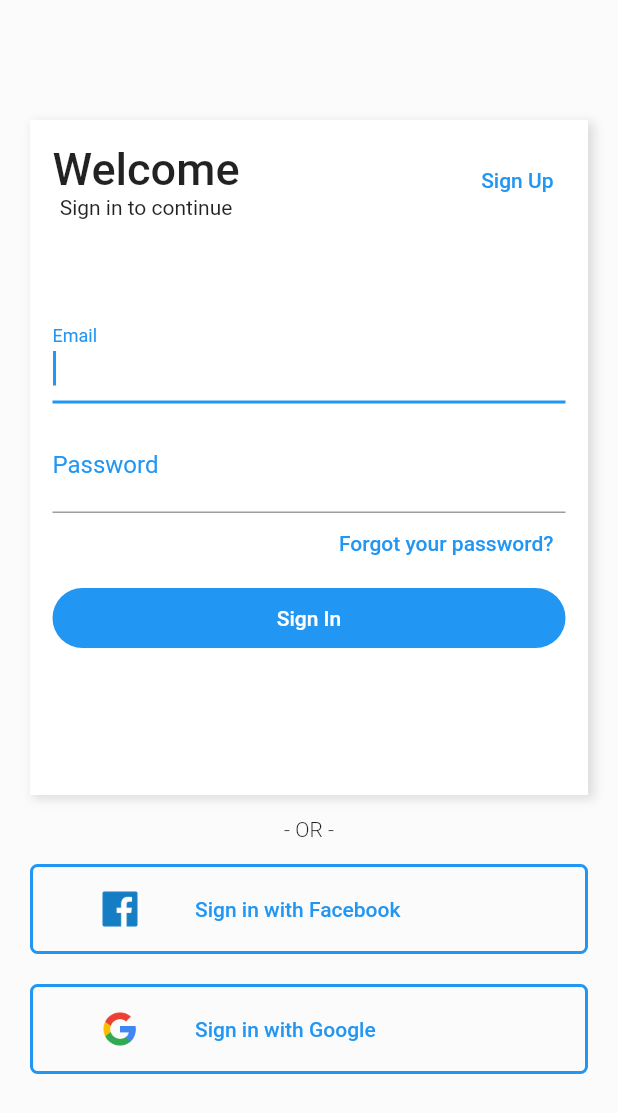
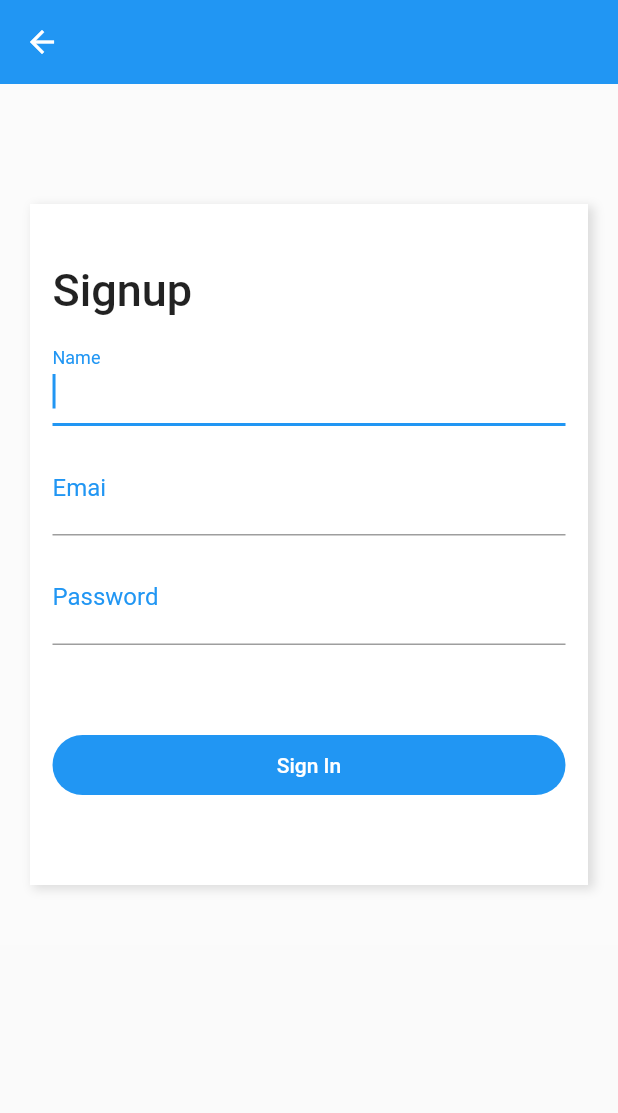
Before and after one commit to MiltonQuirino/shopping, a Flutter app: the screen it shows after launch, after a tap on "Sign Up", on a phone screen of 412 x 824 dp. Shown: the top 1113 px of the screen. Run offline on Flutter 3.47's test engine with Material 2 defaults, Android fonts, the phone set to English and light mode, and no system bars.

Commit message:
add search

```diff
--- /dev/null
+++ b/lib/pages/home.page.dart
@@ -0,0 +1,64 @@
+import 'package:flutter/material.dart';
+
+class HomePage extends StatelessWidget {
+  const HomePage({Key? key}) : super(key: key);
+
+  @override
+  Widget build(BuildContext context) {
+    return Scaffold(
+      body: Container(
+        padding: EdgeInsets.all(15),
+        width: double.infinity,
+        color: Color(0xFFF5F5F5),
+        child: Column(
+          crossAxisAlignment: CrossAxisAlignment.stretch,
+          children: [
+            SizedBox(
+              height: 60,
+            ),
+            search(),
+          ],
+          // child: Text("Home Page"),
+        ),
+      ),
+    );
+  }
+}
+
+Widget search() {
+  return Container(
+    height: 60,
+    padding: EdgeInsets.only(left: 20),
+    decoration: BoxDecoration(
+      color: Colors.black.withOpacity(0.1),
+      borderRadius: BorderRadius.all(
+        Radius.circular(128),
+      ),
+    ),
+    child: Row(children: [
+      Icon(Icons.search),
+      Container(
+        width: 300,
+        padding: EdgeInsets.only(left: 10),
+        child: TextFormField(
+          keyboardType: TextInputType.text,
+          decoration: InputDecoration(
+            border: InputBorder.none,
+            labelText: "Search ...",
+            labelStyle: TextStyle(
+              color: Colors.blue,
+              fontWeight: FontWeight.w300,
+              fontSize: 16,
+            ),
+          ),
+          style: TextStyle(
+            fontSize: 20,
+            color: Colors.blue,
+          ),
+        ),
+      )
+
+      // Text("Search"),
+    ]),
+  );
+}
--- a/lib/pages/login.page.dart
+++ b/lib/pages/login.page.dart
@@ -1,4 +1,6 @@
 import 'package:flutter/material.dart';
+import 'package:shopping/pages/home.page.dart';
+import 'package:shopping/pages/signup.page.dart';
 
 class LoginPage extends StatelessWidget {
   const LoginPage({Key? key}) : super(key: key);
@@ -6,8 +8,9 @@ class LoginPage extends StatelessWidget {
   @override
   Widget build(BuildContext context) {
     return Scaffold(
-      body: Container(
-        color: Colors.white10,
+      body: SingleChildScrollView(
+        child: Container(
+          color: Color(0xFFF5F5F5),
           padding: EdgeInsets.only(
             top: 80,
             left: 20,
@@ -30,8 +33,12 @@ class LoginPage extends StatelessWidget {
                   ],
                 ),
                 child: Padding(
-                padding: EdgeInsets.all(15),
-                child: ListView(
+                  padding: EdgeInsets.only(
+                    left: 15,
+                    right: 15,
+                    top: 40,
+                  ),
+                  child: Column(
                     children: <Widget>[
                       Row(
                         mainAxisAlignment: MainAxisAlignment.spaceBetween,
@@ -50,7 +57,14 @@ class LoginPage extends StatelessWidget {
                             ],
                           ),
                           TextButton(
-                          onPressed: () {},
+                            onPressed: () {
+                              Navigator.push(
+                                context,
+                                MaterialPageRoute(
+                                  builder: (context) => SignupPage(),
+                                ),
+                              );
+                            },
                             child: Text("Sign Up"),
                           )
                         ],
@@ -100,6 +114,7 @@ class LoginPage extends StatelessWidget {
                       ),
                       SizedBox(height: 10),
                       Container(
+                        width: double.infinity,
                         decoration: BoxDecoration(
                           color: Colors.blue,
                           borderRadius: BorderRadius.all(
@@ -108,7 +123,14 @@ class LoginPage extends StatelessWidget {
                         ),
                         height: 40,
                         child: TextButton(
-                        onPressed: () {},
+                          onPressed: () {
+                            Navigator.push(
+                              context,
+                              MaterialPageRoute(
+                                builder: (context) => HomePage(),
+                              ),
+                            );
+                          },
                           child: Text(
                             "Sign In",
                             style: TextStyle(
@@ -197,6 +219,7 @@ class LoginPage extends StatelessWidget {
             ],
           ),
         ),
+      ),
     );
   }
 }
--- /dev/null
+++ b/lib/pages/signup.page.dart
@@ -0,0 +1,140 @@
+import 'package:flutter/material.dart';
+
+class SignupPage extends StatelessWidget {
+  const SignupPage({Key? key}) : super(key: key);
+
+  @override
+  Widget build(BuildContext context) {
+    return Scaffold(
+      appBar: AppBar(
+        // backgroundColor: Colors.white.withOpacity(0),
+        elevation: 0,
+      ),
+      body: SingleChildScrollView(
+        child: Container(
+          color: Colors.white10,
+          padding: EdgeInsets.only(
+            top: 80,
+            left: 20,
+            right: 20,
+            bottom: 40,
+          ),
+          child: Column(
+            children: [
+              Container(
+                decoration: BoxDecoration(
+                  color: Colors.white,
+                  boxShadow: [
+                    BoxShadow(
+                      color: Colors.black12,
+                      offset: new Offset(3, 2.0),
+                      blurRadius: 5,
+                      spreadRadius: 1,
+                    )
+                  ],
+                ),
+                child: Padding(
+                  padding: EdgeInsets.only(
+                    left: 15,
+                    right: 15,
+                    top: 40,
+                  ),
+                  child: Column(
+                    crossAxisAlignment: CrossAxisAlignment.stretch,
+                    children: [
+                      Text(
+                        "Signup",
+                        textAlign: TextAlign.left,
+                        style: TextStyle(
+                          fontSize: 30,
+                          fontWeight: FontWeight.w500,
+                        ),
+                      ),
+                      SizedBox(
+                        height: 10,
+                      ),
+                      TextFormField(
+                        autofocus: true,
+                        keyboardType: TextInputType.text,
+                        decoration: InputDecoration(
+                          labelText: "Name",
+                          labelStyle: TextStyle(
+                              color: Theme.of(context).primaryColor,
+                              fontWeight: FontWeight.w400,
+                              fontSize: 16),
+                        ),
+                        style: TextStyle(
+                          fontSize: 20,
+                        ),
+                      ),
+                      SizedBox(
+                        height: 10,
+                      ),
+                      TextFormField(
+                        autofocus: true,
+                        keyboardType: TextInputType.emailAddress,
+                        decoration: InputDecoration(
+                          labelText: "Emai",
+                          labelStyle: TextStyle(
+                              color: Theme.of(context).primaryColor,
+                              fontWeight: FontWeight.w400,
+                              fontSize: 16),
+                        ),
+                        style: TextStyle(
+                          fontSize: 20,
+                        ),
+                      ),
+                      SizedBox(
+                        height: 10,
+                      ),
+                      TextFormField(
+                        autofocus: true,
+                        keyboardType: TextInputType.text,
+                        obscureText: true,
+                        decoration: InputDecoration(
+                          labelText: "Password",
+                          labelStyle: TextStyle(
+                              color: Theme.of(context).primaryColor,
+                              fontWeight: FontWeight.w400,
+                              fontSize: 16),
+                        ),
+                        style: TextStyle(
+                          fontSize: 20,
+                        ),
+                      ),
+                      SizedBox(
+                        height: 60,
+                      ),
+                      Container(
+                        width: double.infinity,
+                        decoration: BoxDecoration(
+                          color: Colors.blue,
+                          borderRadius: BorderRadius.all(
+                            Radius.circular(30),
+                          ),
+                        ),
+                        height: 40,
+                        child: TextButton(
+                          onPressed: () {},
+                          child: Text(
+                            "Sign In",
+                            style: TextStyle(
+                              color: Colors.white,
+                            ),
+                          ),
+                        ),
+                      ),
+                      SizedBox(
+                        height: 60,
+                      ),
+                    ],
+                  ),
+                ),
+              )
+            ],
+          ),
+        ),
+      ),
+    );
+  }
+}
```
Lines whose indentation alone changed are shown as unchanged.
